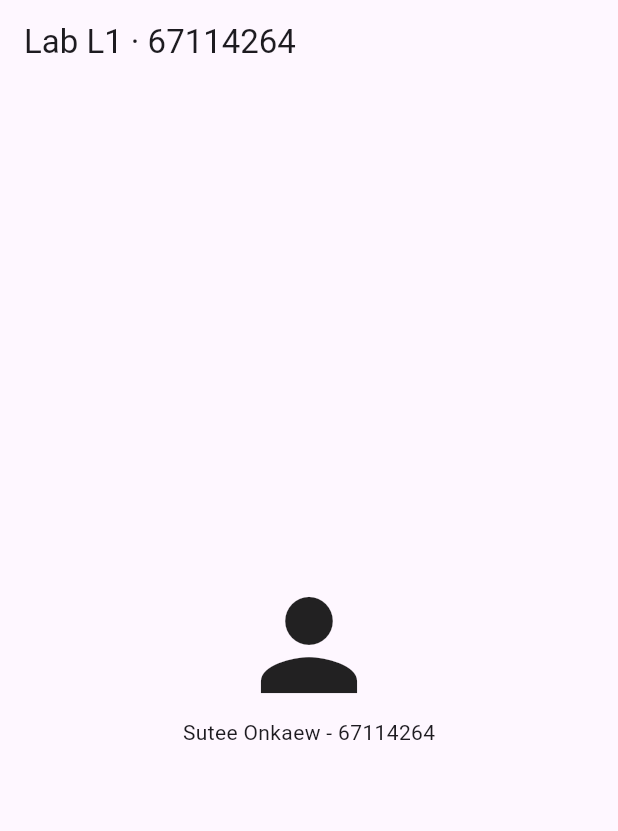
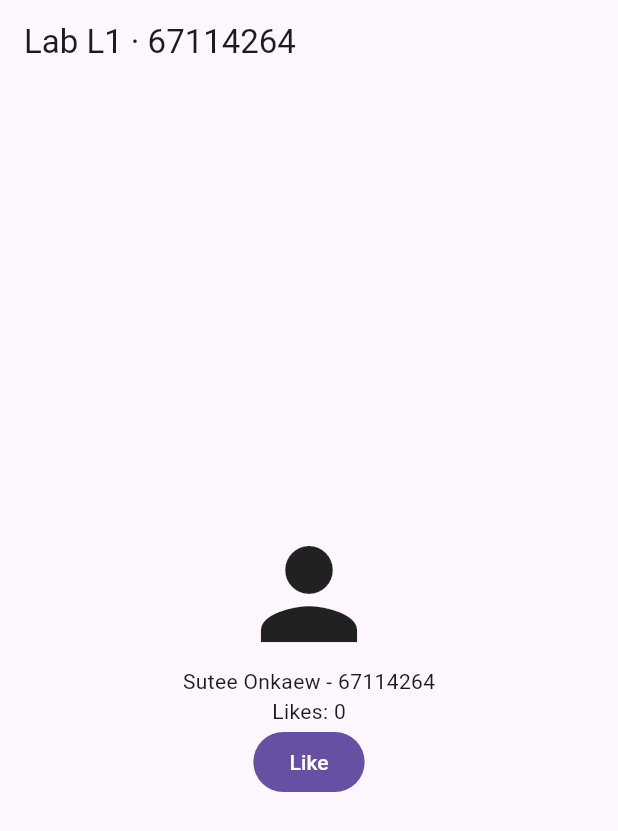
Before and after one commit to suteeonkaew/lab01_profile-, a Flutter app: the screen it shows after launch, on a phone screen of 412 x 824 dp. Shown: the top 831 px of the screen. Run offline on Flutter 3.47's test engine with Material 3 defaults, Android fonts, the phone set to English and light mode, and no system bars.

Commit message:
Add like counter with setState

```diff
--- a/lib/main.dart
+++ b/lib/main.dart
@@ -4,19 +4,31 @@ void main() => runApp(
       const MaterialApp(home: HomePage()),
     );
 
-class HomePage extends StatelessWidget {
+class HomePage extends StatefulWidget {
   const HomePage({super.key});
+  @override
+  State<HomePage> createState() => _HomePageState();
+}
+
+class _HomePageState extends State<HomePage> {
+  int _likes = 0;
+  void _like() => setState(() => _likes++);
 
   @override
   Widget build(BuildContext context) {
     return Scaffold(
-      appBar: AppBar(title: const Text('Lab L1 · 67114264 ')),
-      body: const Center(
+      appBar: AppBar(title: const Text('Lab L1 · 67114264')),
+      body: Center(
         child: Column(
           mainAxisSize: MainAxisSize.min,
           children: [
-            Icon(Icons.person, size: 96),
-            Text('Sutee Onkaew - 67114264'),
+            const Icon(Icons.person, size: 96),
+            const Text('Sutee Onkaew - 67114264'),
+            Text('Likes: $_likes'),
+            FilledButton(
+              onPressed: _like,
+              child: const Text('Like'),
+            ),
           ],
         ),
       ),
```
